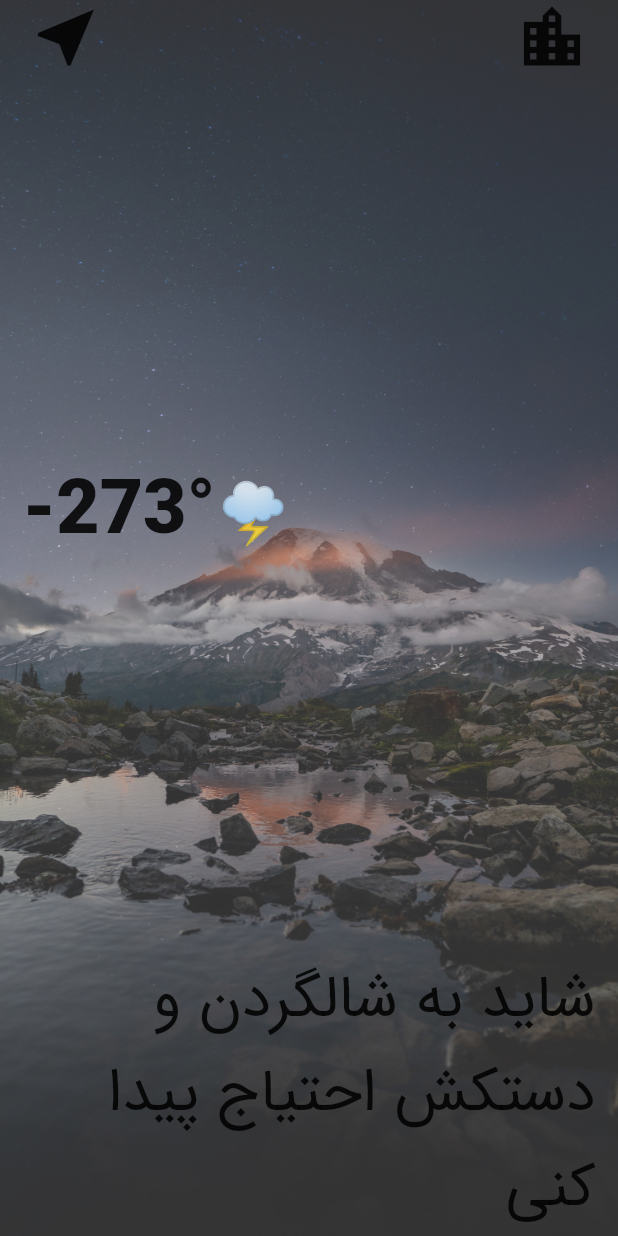
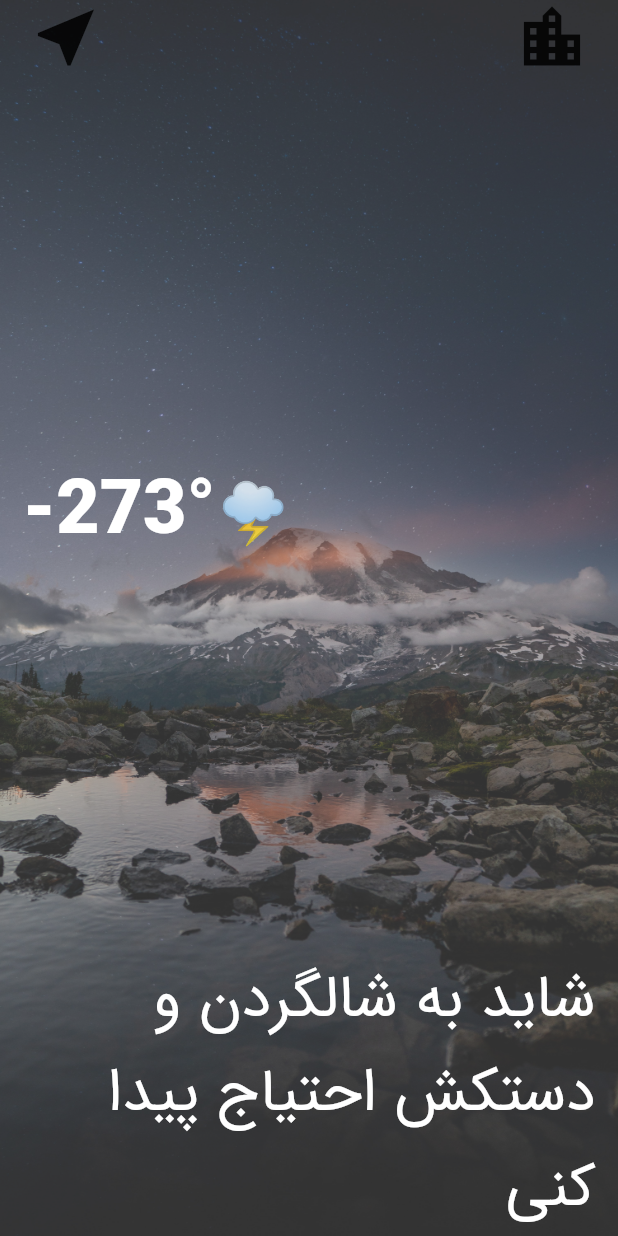
Before and after one commit to benyaminbeyzaie/flutter_weather_app, a Flutter app: the LocationScreen screen opened directly with empty values, on a phone screen of 412 x 824 dp. Run offline on Flutter 3.47's test engine with Material 2 defaults, Android fonts, the phone set to English and light mode, and no system bars; our stand-ins replace flutter_spinkit; network calls fail.

Commit message:
edit some styles

```diff
--- a/lib/utils/constants.dart
+++ b/lib/utils/constants.dart
@@ -4,16 +4,17 @@ const kTempTextStyle = TextStyle(
   fontFamily: 'IRANSans',
   fontWeight: FontWeight.w900,
   fontSize: 50.0,
+  color: Colors.white,
 );
 
 const kMessageTextStyle = TextStyle(
   fontFamily: 'IRANSans',
   fontSize: 40.0,
-
+  color: Colors.white,
 );
 
 const kButtonTextStyle = TextStyle(
-  fontSize: 30.0,
+  fontSize: 20.0,
   fontFamily: 'IRANSans',
 );
 
```
